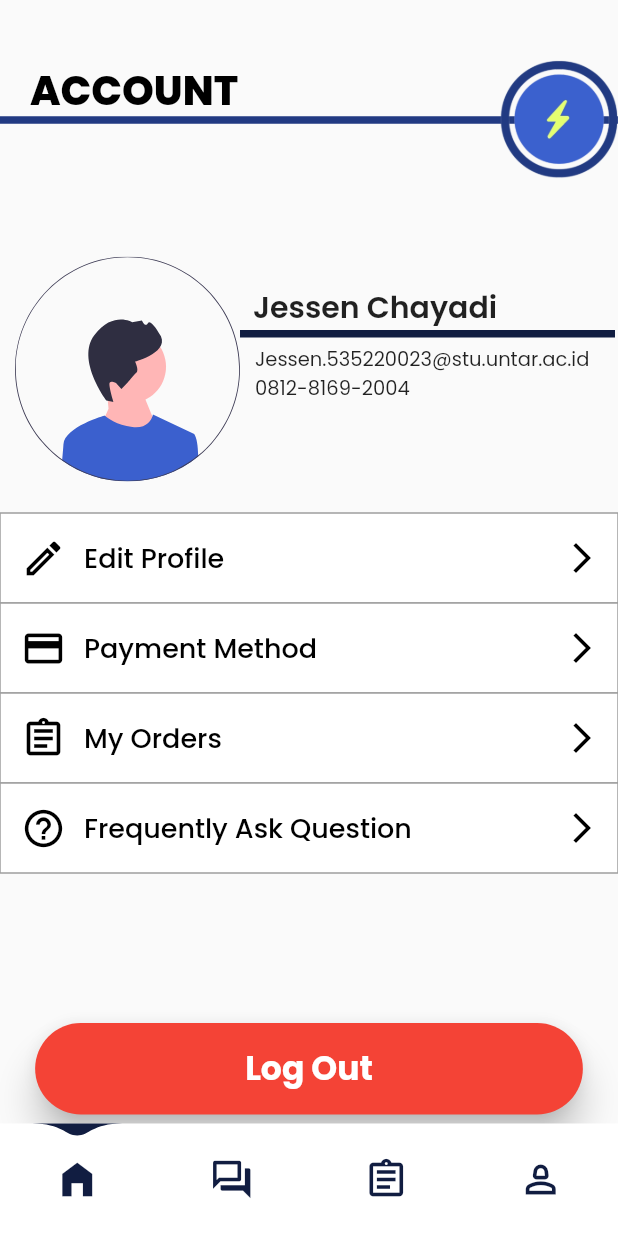
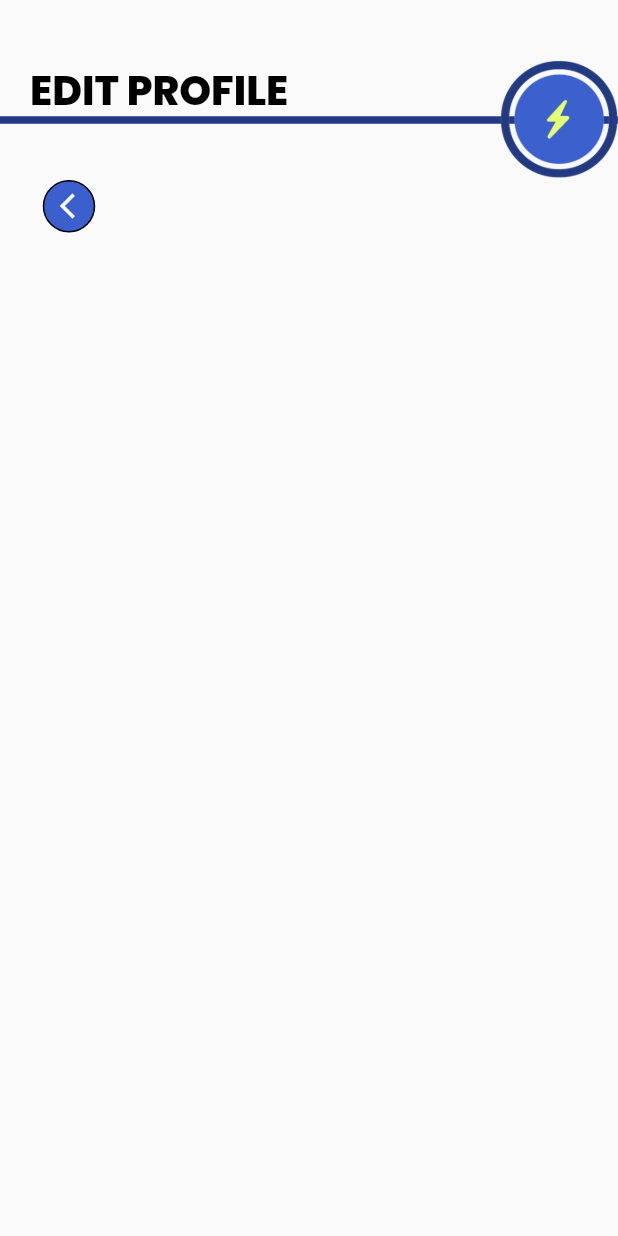
Before and after one commit to Ceee17/Online_Transportation, a Flutter app: the AccountPage screen opened by its route, after a tap on "Edit Profile", on a phone screen of 412 x 824 dp. Run offline on Flutter 3.47's test engine with Material 2 defaults, Android fonts, the phone set to English and light mode, and no system bars; drawn by our look-alikes of water_drop_nav_bar; our stand-ins replace flutter_svg; missing offline and left inert: flutter_custom_dialog.

Commit message:
penambahan edit profile page, TODO : profile dummy centered, text field buat username. text field buat email, text field buat no hape,

```diff
--- a/lib/pages/account_page.dart
+++ b/lib/pages/account_page.dart
@@ -5,6 +5,7 @@ import 'package:project_uts_online_transportation/pages/order_page.dart';
 import 'package:project_uts_online_transportation/pages/template/template_nav_bar.dart';
 import 'package:project_uts_online_transportation/pages/template/templatehead.dart';
 import 'package:flutter_custom_dialog/flutter_custom_dialog.dart';
+import 'edit_profile_page.dart';
 import 'template/template-icon-card-button.dart';
 
 class AccountPage extends StatefulWidget {
@@ -159,10 +160,18 @@ class _AccountPageState extends State<AccountPage> {
           child: Row(
             children: [
               Padding(padding: EdgeInsets.only(left: 10)),
-              SvgPicture.asset(
-                'lib/assets/images/profile_picture.svg',
-                height: 150,
-                width: 150,
+              Container(
+                // color: Colors.black,
+                decoration: ShapeDecoration(
+                  shape: RoundedRectangleBorder(
+                    borderRadius: BorderRadius.circular(100),
+                  ),
+                ),
+                child: SvgPicture.asset(
+                  'lib/assets/images/profile_picture.svg',
+                  height: 150,
+                  width: 150,
+                ),
               ),
               Column(
                 children: [
@@ -205,7 +214,14 @@ class _AccountPageState extends State<AccountPage> {
           ),
         ),
         IconCardButton(
-          onPressed: () {},
+          onPressed: () {
+            Navigator.push(
+              context,
+              MaterialPageRoute(
+                builder: (context) => EditProfile(),
+              ),
+            );
+          },
           icon: Icon(
             Icons.edit_outlined,
             size: 30,
--- /dev/null
+++ b/lib/pages/edit_profile_page.dart
@@ -0,0 +1,20 @@
+import 'package:flutter/material.dart';
+import 'package:project_uts_online_transportation/pages/template/back-button.dart';
+import 'package:project_uts_online_transportation/pages/template/templatehead.dart';
+
+class EditProfile extends StatelessWidget {
+  const EditProfile({super.key});
+
+  @override
+  Widget build(BuildContext context) {
+    return Scaffold(
+        body: Column(
+      children: [
+        TemplateHead(
+          title: 'EDIT PROFILE',
+        ),
+        BackBtn(),
+      ],
+    ));
+  }
+}
```
